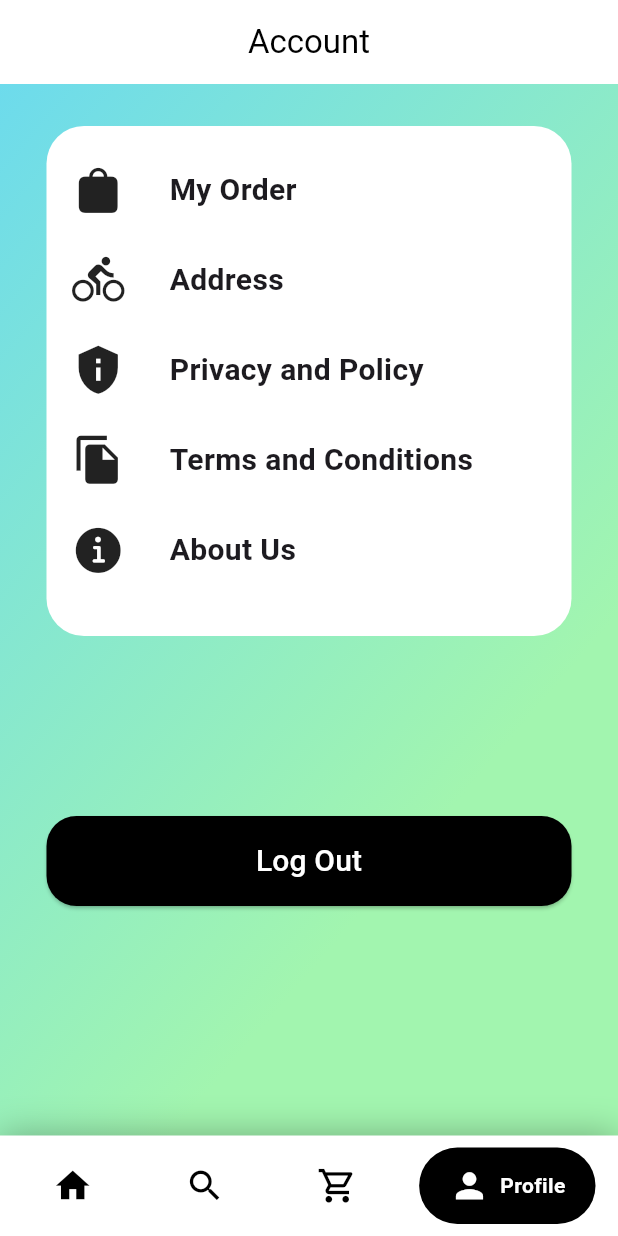
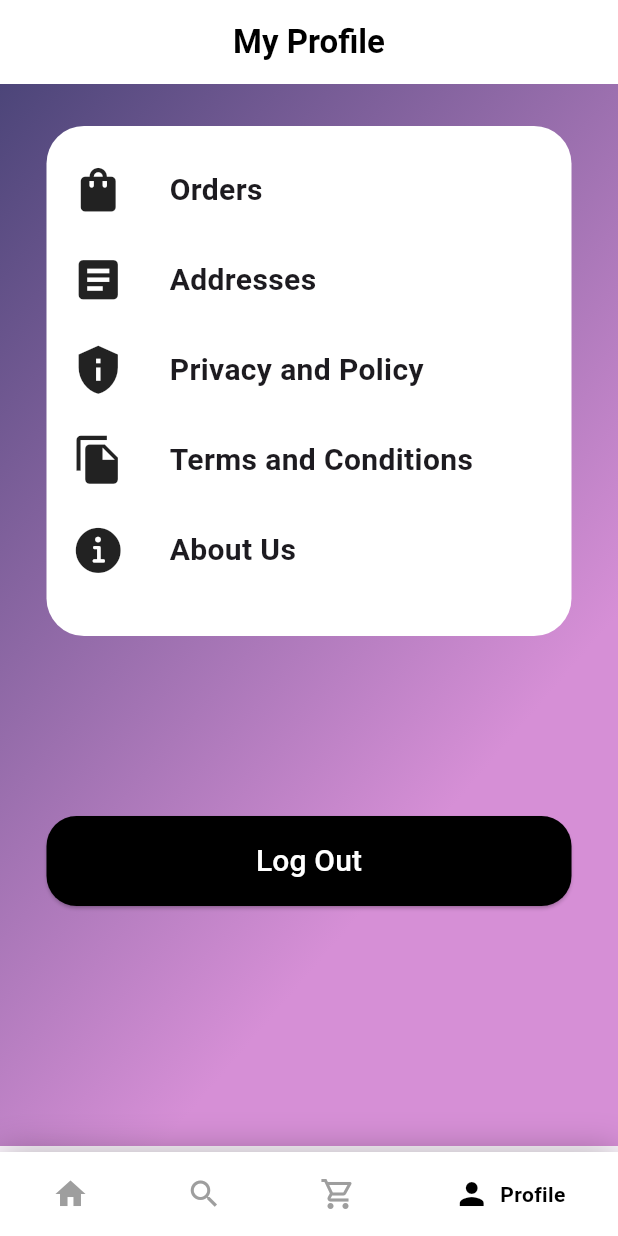
Before and after one commit to amAkshay18/E-Commerce-User, a Flutter app: the screen it shows once a user with an empty profile is signed in, item 4 of the bottom bar chosen, on a phone screen of 412 x 824 dp. Run offline on Flutter 3.47's test engine with Material 3 defaults, Android fonts, the phone set to English and light mode, and no system bars; drawn by our look-alikes of google_nav_bar; our stand-ins replace cloud_firestore, firebase_auth, firebase_core, shimmer; missing offline and left inert: razorpay_flutter; accounts and stored records are empty.

Commit message:
Settings page successfully completed

```diff
--- a/lib/provider/profile/about_us/about_us.dart
+++ b/lib/provider/profile/about_us/about_us.dart
@@ -16,7 +16,7 @@ class AboutUsProvider extends ChangeNotifier {
                 crossAxisAlignment: CrossAxisAlignment.start,
                 children: [
                   Text(
-                    'Welcome to Gardenia - Your Green Haven!',
+                    'Welcome to LeafLoom - Your Green Haven!',
                     style: TextStyle(
                       fontSize: 24,
                       fontWeight: FontWeight.bold,
@@ -24,7 +24,7 @@ class AboutUsProvider extends ChangeNotifier {
                   ),
                   SizedBox(height: 16),
                   Text(
-                    'About Gardenia:',
+                    'About LeafLoom:',
                     style: TextStyle(
                       fontSize: 18,
                       fontWeight: FontWeight.bold,
@@ -32,7 +32,7 @@ class AboutUsProvider extends ChangeNotifier {
                   ),
                   SizedBox(height: 8),
                   Text(
-                    'Gardenia is your one-stop destination for all things green! We specialize in providing a wide variety of indoor and outdoor plants to bring nature into your home and garden. Our passion for plants and commitment to quality make us your trusted partner in creating a lush, green environment.',
+                    'LeafLoom is your one-stop destination for all things green! We specialize in providing a wide variety of indoor and outdoor plants to bring nature into your home and garden. Our passion for plants and commitment to quality make us your trusted partner in creating a lush, green environment.',
                     style: TextStyle(fontSize: 16),
                   ),
                   SizedBox(height: 16),
@@ -45,12 +45,12 @@ class AboutUsProvider extends ChangeNotifier {
                   ),
                   SizedBox(height: 8),
                   Text(
-                    'At Gardenia, our mission is to inspire and enable people to embrace the beauty of nature. We strive to offer a curated selection of high-quality plants, along with a seamless shopping experience. Whether you are a seasoned plant enthusiast or just starting your green journey, Gardenia is here to cater to your plant needs.',
+                    'At LeafLoom, our mission is to inspire and enable people to embrace the beauty of nature. We strive to offer a curated selection of high-quality plants, along with a seamless shopping experience. Whether you are a seasoned plant enthusiast or just starting your green journey, LeafLoom is here to cater to your plant needs.',
                     style: TextStyle(fontSize: 16),
                   ),
                   SizedBox(height: 16),
                   Text(
-                    'Why Choose Gardenia?',
+                    'Why Choose LeafLoom?',
                     style: TextStyle(
                       fontSize: 18,
                       fontWeight: FontWeight.bold,
@@ -75,7 +75,7 @@ class AboutUsProvider extends ChangeNotifier {
                   ),
                   SizedBox(height: 16),
                   Text(
-                    'Thank you for choosing Gardenia for all your plant needs!',
+                    'Thank you for choosing LeafLoom for all your plant needs!',
                     style: TextStyle(
                       fontSize: 18,
                       fontWeight: FontWeight.bold,
--- a/lib/provider/profile/privacy_policy/Privacy_policy.dart
+++ b/lib/provider/profile/privacy_policy/Privacy_policy.dart
@@ -1,13 +1,14 @@
+// ignore_for_file: file_names
+
 import 'package:flutter/material.dart';
-import 'package:provider/provider.dart';
 
 class PrivacyPolicyProvider extends ChangeNotifier {
   String privacy = '''
- Gardenia Ecommerce App Privacy Policy
+ LeafLoom Ecommerce App Privacy Policy
 
-Last Updated: 26-11-2023
+Last Updated: 26-01-2024
 
-Thank you for using the Gardenia Ecommerce App. This Privacy Policy outlines how we collect, use, and safeguard your personal information. By using our app, you consent to the terms described in this policy.
+Thank you for using the LeafLoom Ecommerce App. This Privacy Policy outlines how we collect, use, and safeguard your personal information. By using our app, you consent to the terms described in this policy.
 
  Information We Collect
 
@@ -51,7 +52,7 @@ We reserve the right to modify this privacy policy at any time. Please review it
 
  Contact Us
 
-If you have any questions about this Privacy Policy, please contact us at ansertp47@gmail.com.
+If you have any questions about this Privacy Policy, please contact us at thisisakshayp18@gmail.com@gmail.com.
 
 ---
  ''';
--- a/lib/provider/profile/terms_conditions/terms_conditions.dart
+++ b/lib/provider/profile/terms_conditions/terms_conditions.dart
@@ -2,7 +2,7 @@ import 'package:flutter/material.dart';
 
 class TermsandConditonsProvider extends ChangeNotifier {
   String termsAndConditionsText = '''
-Welcome to Gardenia, an ecommerce platform for the sale of indoor and outdoor plants. By accessing or using our app, you agree to comply with and be bound by the following terms and conditions. Please read these terms carefully before using our services.
+Welcome to LeafLoom, an ecommerce platform for the sale of indoor and outdoor plants. By accessing or using our app, you agree to comply with and be bound by the following terms and conditions. Please read these terms carefully before using our services.
 
 1. Acceptance of Terms:  By using our app, you agree to these terms and conditions. If you do not agree with any part of these terms, you may not use our services.
 
@@ -26,7 +26,7 @@ Welcome to Gardenia, an ecommerce platform for the sale of indoor and outdoor pl
 
 7. Privacy Policy: Your use of our app is also governed by our Privacy Policy, which can be found.
 
-8. Intellectual Property: All content on our app, including text, graphics, logos, and images, is the property of Gardenia and is protected by intellectual property laws.
+8. Intellectual Property: All content on our app, including text, graphics, logos, and images, is the property of LeafLoom and is protected by intellectual property laws.
 
 9. Limitation of Liability: We are not liable for any direct, indirect, incidental, consequential, or punitive damages arising out of your use of our app or the products purchased through our app.
 
@@ -34,9 +34,9 @@ Welcome to Gardenia, an ecommerce platform for the sale of indoor and outdoor pl
 
 11. Governing Law: These terms and conditions are governed by the laws and regulations of India.
 
-If you have any questions or concerns about these terms and conditions, please contact us at ansertp47@gmail.com.
+If you have any questions or concerns about these terms and conditions, please contact us at thisisakshayp18@gmail.com.
 
-Thank you for using Gardenia
+Thank you for using LeafLoom
 ''';
   Future<dynamic> termsAndConditionsMethod(BuildContext context) {
     return showDialog(
--- a/lib/shared/bottomnavigation/bottom_bar.dart
+++ b/lib/shared/bottomnavigation/bottom_bar.dart
@@ -1,3 +1,4 @@
+// ignore: depend_on_referenced_packages
 import 'package:google_nav_bar/google_nav_bar.dart';
 import 'package:leafloom/provider/bottomnavbar/bottom_nav_bar_provider.dart';
 import 'package:leafloom/view/cart/screen/cart.dart';
@@ -9,20 +10,14 @@ import 'package:provider/provider.dart';
 
 class ScreenNavWidget extends StatelessWidget {
   const ScreenNavWidget({super.key});
-
   @override
   Widget build(BuildContext context) {
     final provider = Provider.of<NavBarBottom>(context);
+
     return Scaffold(
       backgroundColor: Colors.white,
       body: Center(
-        child: provider.selectedIndex == 0
-            ? HomeScreen()
-            : provider.selectedIndex == 1
-                ? const SearchScreen()
-                : provider.selectedIndex == 2
-                    ? CartScreen()
-                    : const ScreenProfile(),
+        child: _getPage(provider.selectedIndex),
       ),
       bottomNavigationBar: Container(
         decoration: BoxDecoration(
@@ -31,39 +26,25 @@ class ScreenNavWidget extends StatelessWidget {
             BoxShadow(
               blurRadius: 20,
               color: Colors.black.withOpacity(.3),
-            )
+            ),
           ],
         ),
         child: SafeArea(
           child: Padding(
             padding: const EdgeInsets.symmetric(horizontal: 15.0, vertical: 8),
             child: GNav(
-              rippleColor: Colors.amber[300]!,
-              hoverColor: Colors.blue[300]!,
               gap: 7,
-              activeColor: Colors.white,
-              iconSize: 27,
-              padding: const EdgeInsets.symmetric(horizontal: 20, vertical: 12),
-              duration: const Duration(milliseconds: 400),
-              tabBackgroundColor: Colors.black,
-              color: Colors.black,
-              tabs: const [
-                GButton(
-                  icon: Icons.home,
-                  text: 'Home',
-                ),
-                GButton(
-                  icon: Icons.search,
-                  text: 'Search',
-                ),
-                GButton(
-                  icon: Icons.shopping_cart_outlined,
-                  text: 'Cart',
-                ),
-                GButton(
-                  icon: Icons.person,
-                  text: 'Profile',
-                ),
+              activeColor: Colors.black,
+              iconSize: 24,
+              padding: const EdgeInsets.symmetric(horizontal: 20, vertical: 8),
+              tabBackgroundColor: Colors.white,
+              color: Colors.grey,
+              tabs: [
+                _buildTab(Icons.home, 'Home', 0, provider.selectedIndex),
+                _buildTab(Icons.search, 'Search', 1, provider.selectedIndex),
+                _buildTab(Icons.shopping_cart_outlined, 'Cart', 2,
+                    provider.selectedIndex),
+                _buildTab(Icons.person, 'Profile', 3, provider.selectedIndex),
               ],
               selectedIndex: provider.selectedIndex,
               onTabChange: (index) {
@@ -75,4 +56,28 @@ class ScreenNavWidget extends StatelessWidget {
       ),
     );
   }
+
+  GButton _buildTab(
+      IconData icon, String text, int tabIndex, int selectedIndex) {
+    return GButton(
+      icon: icon,
+      text: text,
+      textColor: selectedIndex == tabIndex ? Colors.black : Colors.grey,
+    );
+  }
+
+  Widget _getPage(int index) {
+    switch (index) {
+      case 0:
+        return HomeScreen();
+      case 1:
+        return const SearchScreen();
+      case 2:
+        return CartScreen();
+      case 3:
+        return const ScreenProfile();
+      default:
+        return HomeScreen();
+    }
+  }
 }
--- a/lib/shared/common_widget/common_button.dart
+++ b/lib/shared/common_widget/common_button.dart
@@ -1,5 +1,6 @@
 import 'package:flutter/material.dart';
 
+// ignore: must_be_immutable
 class CommonButton extends StatelessWidget {
   CommonButton({super.key, required this.name, required this.voidCallback});
   final String name;
--- a/lib/shared/core/constants.dart
+++ b/lib/shared/core/constants.dart
@@ -1,3 +1,5 @@
+// ignore_for_file: must_be_immutable
+
 import 'package:flutter/material.dart';
 
 ///********************Heading fontsize
@@ -6,14 +8,10 @@ const TextStyle kTitle = TextStyle(fontSize: 24, fontWeight: FontWeight.bold);
 /// *********************Colors************************************************
 
 const LinearGradient gcolor = LinearGradient(colors: [
-  Color.fromARGB(255, 109, 219, 236),
-  Color.fromARGB(255, 162, 245, 175),
+  Color.fromARGB(255, 76, 69, 121),
+  Color.fromARGB(255, 214, 143, 214),
 ], begin: Alignment.topLeft);
 
-///********************* Button
-///
-///
-///
 ///*********sizedbox */
 const kHeight50 = SizedBox(
   height: 50,
--- a/lib/view/checkout_page/screens/check_out2.dart
+++ b/lib/view/checkout_page/screens/check_out2.dart
@@ -197,7 +197,7 @@ class CheckoutScreen2 extends StatelessWidget {
                         var options = {
                           'key': 'rzp_test_EunImdr5xuJGFC',
                           'amount': total * 100,
-                          'name': 'Gardenia',
+                          'name': 'LeafLoom',
                           'description': product.name ?? '',
                           'retry': {'enabled': true, 'max_count': 1},
                           'send_sms_hash': true,
--- a/lib/view/checkout_page/screens/checkout_page.dart
+++ b/lib/view/checkout_page/screens/checkout_page.dart
@@ -124,7 +124,7 @@ class CheckoutScreen extends StatelessWidget {
                           var options = {
                             'key': 'rzp_test_EunImdr5xuJGFC',
                             'amount': totalPrice * 100,
-                            'name': 'Gardenia',
+                            'name': 'LeafLoom',
                             'description': name,
                             'retry': {'enabled': true, 'max_count': 1},
                             'send_sms_hash': true,
@@ -162,6 +162,7 @@ class CheckoutScreen extends StatelessWidget {
                           await context
                               .read<ProductPayment>()
                               .confirm(value: obj, context: context);
+                          // ignore: use_build_context_synchronously
                           value.showPaymentCompletedDialog(context);
                         }
                       },
@@ -178,12 +179,6 @@ class CheckoutScreen extends StatelessWidget {
 
   void handlePaymentErrorResponse(
       PaymentFailureResponse response, BuildContext context) {
-    /*
-    * PaymentFailureResponse contains three values:
-    * 1. Error Code
-    * 2. Error Description
-    * 3. Metadata
-    * */
     showAlertDialog(
         context, "Payment Failed", "\nDescription: ${response.message}}");
   }
@@ -209,12 +204,7 @@ class CheckoutScreen extends StatelessWidget {
       date: date,
     );
     context.read<ProductPayment>().confirm(value: obj, context: context);
-    /*
-    * Payment Success Response contains three values:
-    * 1. Order ID
-    * 2. Payment ID
-    * 3. Signature
-    * */
+
     showAlertDialog(
         context, "Payment Successful", "Payment ID: ${response.paymentId}");
   }
@@ -226,14 +216,12 @@ class CheckoutScreen extends StatelessWidget {
   }
 
   void showAlertDialog(BuildContext context, String title, String message) {
-    // set up the buttons
     Widget continueButton = ElevatedButton(
       child: const Text("Continue"),
       onPressed: () {
         Navigator.of(context).pop();
       },
     );
-    // set up the AlertDialog
     AlertDialog alert = AlertDialog(
       title: Text(title),
       content: Text(message),
@@ -241,7 +229,6 @@ class CheckoutScreen extends StatelessWidget {
         continueButton,
       ],
     );
-    // show the dialog
     showDialog(
       context: context,
       builder: (BuildContext context) {
--- a/lib/view/home/screens/home/home_screen.dart
+++ b/lib/view/home/screens/home/home_screen.dart
@@ -33,13 +33,15 @@ class HomeScreen extends StatelessWidget {
               ),
             ],
           ),
-          title: const Text('Welcome'),
+          title: const Text(
+            'LeafLoom',
+            style: TextStyle(fontWeight: FontWeight.bold),
+          ),
         ),
         body: TabBarView(
           children: [
             HomeScreenWidget(productCollection: productCollection),
             WishlistScreen()
-            // Icon(Icons.directions_transit, size: 350),
           ],
         ),
       ),
--- a/lib/view/home/screens/home/home_widget.dart
+++ b/lib/view/home/screens/home/home_widget.dart
@@ -19,14 +19,14 @@ class HomeScreenWidget extends StatelessWidget {
       child: LayoutBuilder(builder: (context, constraints) {
         return ListView(
           children: [
-            Container(
-              decoration: const BoxDecoration(color: Colors.black),
-              height: 180,
-              child: Image.asset(
-                'assets/gardenia1.png',
-                fit: BoxFit.cover,
-              ),
-            ),
+            // Container(
+            //   decoration: const BoxDecoration(color: Colors.black),
+            //   height: 180,
+            //   child: Image.asset(
+            //     'assets/gardenia1.png',
+            //     fit: BoxFit.cover,
+            //   ),
+            // ),
             SizedBox(
               height: 130,
               child: Column(
--- a/lib/view/profile/screens/profile.dart
+++ b/lib/view/profile/screens/profile.dart
@@ -1,4 +1,3 @@
-import 'package:flutter/cupertino.dart';
 import 'package:flutter/material.dart';
 import 'package:leafloom/view/profile/screens/profile_body.dart';
 
@@ -13,8 +12,8 @@ class ScreenProfile extends StatelessWidget {
           centerTitle: true,
           backgroundColor: Colors.white,
           title: const Text(
-            'Account',
-            style: TextStyle(color: Colors.black),
+            'My Profile',
+            style: TextStyle(color: Colors.black, fontWeight: FontWeight.bold),
           ),
         ),
         body: const ProfileBody(),
--- a/lib/view/profile/screens/profile_body.dart
+++ b/lib/view/profile/screens/profile_body.dart
@@ -19,7 +19,6 @@ class ProfileBody extends StatelessWidget {
   @override
   Widget build(BuildContext context) {
     return SingleChildScrollView(
-      child: Expanded(
       child: Container(
         width: double.infinity,
         decoration: const BoxDecoration(
@@ -42,8 +41,8 @@ class ProfileBody extends StatelessWidget {
                   child: Column(
                     children: [
                       AccountTile(
-                          icon: CupertinoIcons.bag_fill,
-                          name: 'My Order',
+                        icon: Icons.shopping_bag_rounded,
+                        name: 'Orders',
                         voidCallback: () {
                           Navigator.of(context).push(
                             MaterialPageRoute(
@@ -53,8 +52,9 @@ class ProfileBody extends StatelessWidget {
                         },
                       ),
                       AccountTile(
-                          icon: Icons.directions_bike,
-                          name: 'Address',
+                        icon: Icons.article,
+                        // icon: Icons.directions_bike,
+                        name: 'Addresses',
                         voidCallback: () {
                           Navigator.of(context).push(
                             MaterialPageRoute(
@@ -74,6 +74,7 @@ class ProfileBody extends StatelessWidget {
                       ),
                       AccountTile(
                         icon: Icons.file_copy,
+                        // icon: Icons.file_copy,
                         name: 'Terms and Conditions',
                         voidCallback: () {
                           context
@@ -108,7 +109,6 @@ class ProfileBody extends StatelessWidget {
           ],
         ),
       ),
-      ),
     );
   }
 }
--- a/lib/view/profile/widgets/accountile.dart
+++ b/lib/view/profile/widgets/accountile.dart
@@ -1,3 +1,5 @@
+// ignore_for_file: must_be_immutable
+
 import 'package:flutter/material.dart';
 
 class AccountTile extends StatelessWidget {
```
Lines whose indentation alone changed are shown as unchanged.
